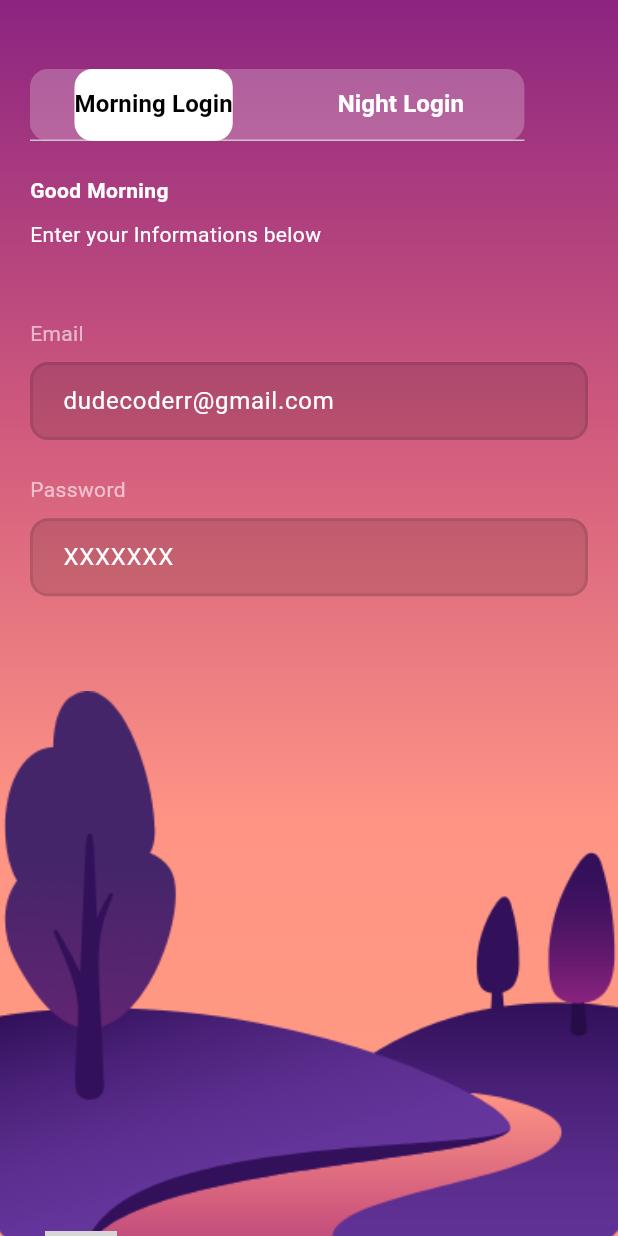
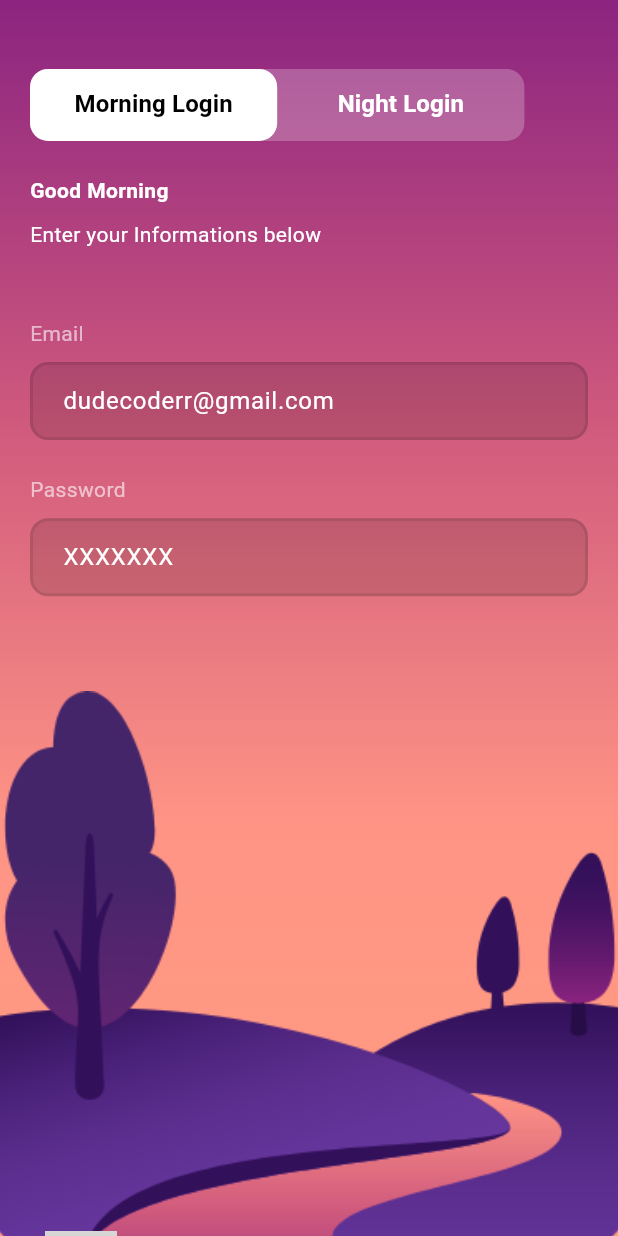
Before and after one commit to AbdhulFathir/flutter-animation, a Flutter app: the screen it shows after launch, on a phone screen of 412 x 824 dp. Run offline on Flutter 3.47's test engine with Material 3 defaults, Android fonts, the phone set to English and light mode, and no system bars; our stand-ins replace flutter_svg; grey boxes are pictures that could not be loaded.

Commit message:
changes in tabs view

```diff
--- a/lib/screens/login/components/tabs.dart
+++ b/lib/screens/login/components/tabs.dart
@@ -4,9 +4,9 @@ import '../../../size_config.dart';
 
 class Tabs extends StatelessWidget {
   const Tabs({
-    Key? key,
+    super.key,
     required this.press,
-  }) : super(key: key);
+  });
 
   final ValueChanged<int> press;
 
@@ -26,11 +26,13 @@ class Tabs extends StatelessWidget {
             borderRadius: BorderRadius.circular(12),
           ),
           indicatorColor: Colors.white,
-          labelStyle: TextStyle(fontSize: 16, fontWeight: FontWeight.bold),
+          indicatorSize: TabBarIndicatorSize.tab,
+          labelStyle: const TextStyle(fontSize: 16, fontWeight: FontWeight.bold),
           labelColor: Colors.black,
           unselectedLabelColor: Colors.white,
+          dividerHeight: 0,
           onTap: press,
-          tabs: [Tab(text: "Morning Login"), Tab(text: "Night Login")],
+          tabs: const [Tab(text: "Morning Login"), Tab(text: "Night Login")],
         ),
       ),
     );
```
